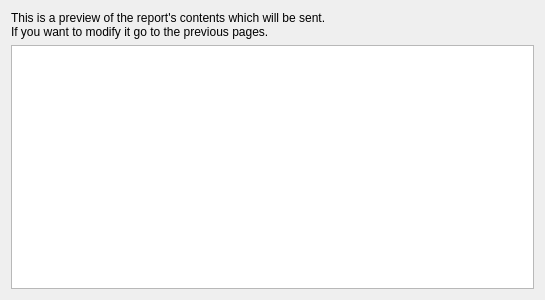
First picture: the form in src/bugzillaintegration/ui/assistantpage_bugzilla_preview.ui, repository KDE/drkonqi, before the edit.
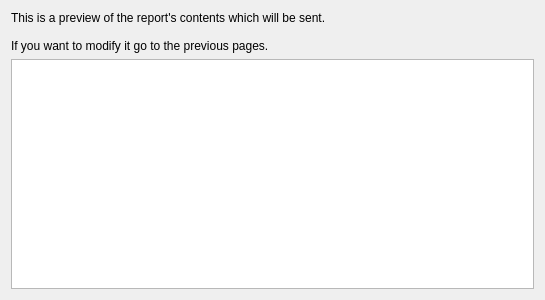
Second picture: the form after the edit.

Diff of the .ui file:
```diff
--- a/src/bugzillaintegration/ui/assistantpage_bugzilla_preview.ui
+++ b/src/bugzillaintegration/ui/assistantpage_bugzilla_preview.ui
@@ -14,7 +14,8 @@
    <item>
     <widget class="QLabel" name="m_previewDescriptionLabel">
      <property name="text">
-      <string comment="@label">This is a preview of the report's contents which will be sent. &lt;nl /&gt;
+      <string comment="@label">This is a preview of the report's contents which will be sent. 
+
 If you want to modify it go to the previous pages.</string>
      </property>
      <property name="wordWrap">
```
